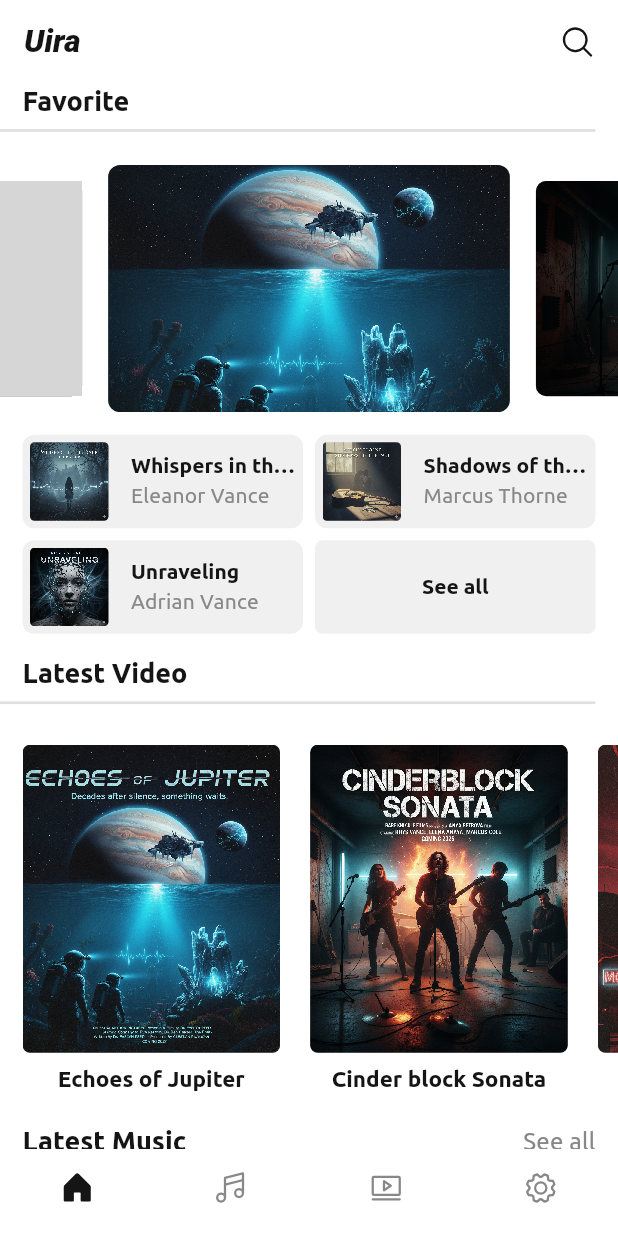
After one commit to RytokaYura/uira, a Flutter app: the HomeScreen screen opened by its route, on a phone screen of 412 x 824 dp. The commit adds this screen. Run offline on Flutter 3.47's test engine with Material 3 defaults, Android fonts, the phone set to English and light mode, and no system bars; drawn by our look-alikes of carousel_slider; our stand-ins replace bloc, device_info_plus, equatable, flutter_bloc, get_it, go_router and 5 more; project files that could hold a hidden picture were left out; grey boxes are pictures that could not be loaded.

Commit message:
🎵feat(music): design ui music screen with mock data

```diff
--- a/lib/common/widgets/app_card_item.dart
+++ b/lib/common/widgets/app_card_item.dart
@@ -12,7 +12,8 @@ class AppCardItem extends StatelessWidget {
   final EdgeInsetsGeometry? padding;
   final EdgeInsetsGeometry? margin;
   final Widget? content;
-  const AppCardItem({super.key, this.onTap, this.borderRadius, this.highlightColor, this.width, this.height, this.color, this.padding, this.margin, this.content,});
+  final List<BoxShadow>? shadow;
+  const AppCardItem({super.key, this.onTap, this.borderRadius, this.highlightColor, this.width, this.height, this.color, this.padding, this.margin, this.content, this.shadow,});
 
   @override
   Widget build(BuildContext context) {
@@ -28,6 +29,7 @@ class AppCardItem extends StatelessWidget {
         decoration: BoxDecoration(
           borderRadius: radius,
           color: color ?? theme.colorScheme.surface.withValues(alpha: .5),
+          boxShadow: shadow,
         ),
         padding: padding ?? EdgeInsets.all(5.0),
         child: content,
--- /dev/null
+++ b/lib/common/widgets/app_scroll_view.dart
@@ -0,0 +1,15 @@
+import 'package:flutter/material.dart';
+
+class AppScrollView extends StatelessWidget {
+  final List<Widget>? content;
+  const AppScrollView({super.key, this.content});
+
+  @override
+  Widget build(BuildContext context) {
+    return SingleChildScrollView(
+      child: Column(
+        children: content ?? [],
+      ),
+    );
+  }
+}
--- /dev/null
+++ b/lib/common/widgets/uira_app_bar.dart
@@ -0,0 +1,26 @@
+import 'package:flutter/material.dart';
+import 'package:phosphor_flutter/phosphor_flutter.dart';
+
+import '../common_path.dart';
+
+class UiraAppBar extends StatelessWidget implements PreferredSizeWidget {
+  final String? title;
+  final List<Widget>? actions;
+  final VoidCallback? onTap;
+  final IconData? iconData;
+  const UiraAppBar({super.key, this.title, this.actions, this.onTap, this.iconData});
+
+  @override
+  Widget build(BuildContext context) {
+    return AppBar(
+      title: Text(title ?? 'Uira'),
+      actions: actions ?? [
+        AppIconButton(onTap: onTap, icon: iconData ?? PhosphorIcons.magnifyingGlass()),
+        SizedBox(width: 10.0),
+      ],
+    );
+  }
+
+  @override
+  Size get preferredSize => Size.fromHeight(kToolbarHeight);
+}
--- a/lib/common/widgets/widget_path.dart
+++ b/lib/common/widgets/widget_path.dart
@@ -10,3 +10,5 @@ export './app_page.dart';
 export './app_carousel.dart';
 export './app_section.dart';
 export './app_grid.dart';
+export './uira_app_bar.dart';
+export './app_scroll_view.dart';
--- a/lib/featured/home/screens/home_screen.dart
+++ b/lib/featured/home/screens/home_screen.dart
@@ -1,7 +1,6 @@
 import 'dart:math';
 
 import 'package:flutter/material.dart';
-import 'package:phosphor_flutter/phosphor_flutter.dart';
 import '../../../common/common_path.dart';
 import '../../feature_path.dart';
 
@@ -42,17 +41,9 @@ class _HomeScreenState extends State<HomeScreen> {
   @override
   Widget build(BuildContext context) {
     return Scaffold(
-      appBar: AppBar(
-        title: Text('Uira'),
-        actions: [
-          AppIconButton(onTap: () {}, icon: PhosphorIcons.magnifyingGlass()),
-          SizedBox(width: 10.0),
-        ],
-      ),
-      body: SingleChildScrollView(
-        child: Column(
-          crossAxisAlignment: CrossAxisAlignment.start,
-          children: [
+      appBar: UiraAppBar(onTap: () {},),
+      body: AppScrollView(
+        content: [
           AppSection(title: 'Favorite'),
 
           const SizedBox(height: 15.0),
@@ -60,8 +51,7 @@ class _HomeScreenState extends State<HomeScreen> {
           AppCarouselBuilder(
             itemCount: min(4, favoriteVideo.length),
             autoPlay: isAuto,
-              onPageChanged: (index, reason) =>
-                  setState(() => currentIndex = index),
+            onPageChanged: (index, reason) => setState(() => currentIndex = index),
             itemBuilder: (context, index, pageIndex) {
               final item = favoriteVideo[index];
               final isActive = index == currentIndex;
@@ -89,7 +79,7 @@ class _HomeScreenState extends State<HomeScreen> {
             itemBuilder: (context, index) {
               final item = favoriteMusic[index];
               if (index == 3 && favoriteMusic.length > 4) {
-                  return AppCardAll();
+                return AppCardAll(onTap: () {},);
               }
               return AppMusicItem(
                 onTap: () {},
@@ -129,7 +119,7 @@ class _HomeScreenState extends State<HomeScreen> {
 
           const SizedBox(height: 15.0),
 
-            AppSecondSection(title: 'Latest Music'),
+          AppSecondSection(title: 'Latest Music', toAll: () {},),
 
           AppListBuilder(
             count: min(10, allMusic.length),
@@ -154,7 +144,6 @@ class _HomeScreenState extends State<HomeScreen> {
           ),
         ],
       ),
-      ),
     );
   }
 }
--- a/lib/featured/music/music_path.dart
+++ b/lib/featured/music/music_path.dart
@@ -1,3 +1,4 @@
+export './screens/music_screen.dart';
 export './widgets/app_music_item.dart';
 export './mock/models/mock_music_model.dart';
 export './mock/data/mock_music.dart';
```
Also changed, not shown: lib/featured/music/screens/music_screen.dart (added, +87 -0 lines), lib/core/routes/generated/generated_route.dart, 3 other files. Lines whose indentation alone changed are shown as unchanged.
